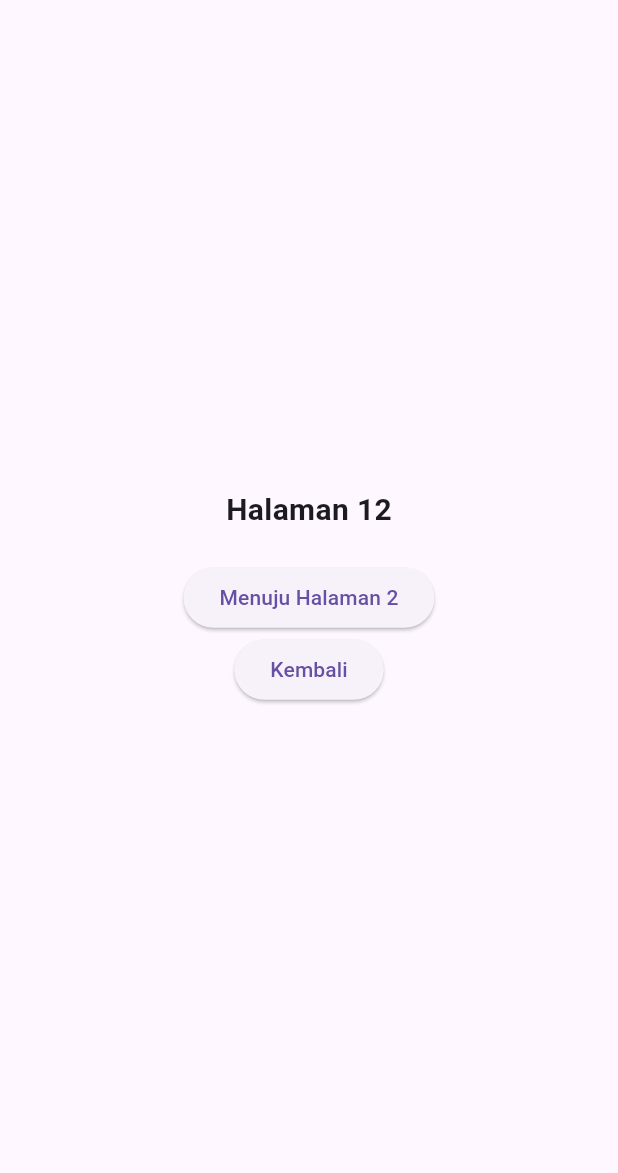
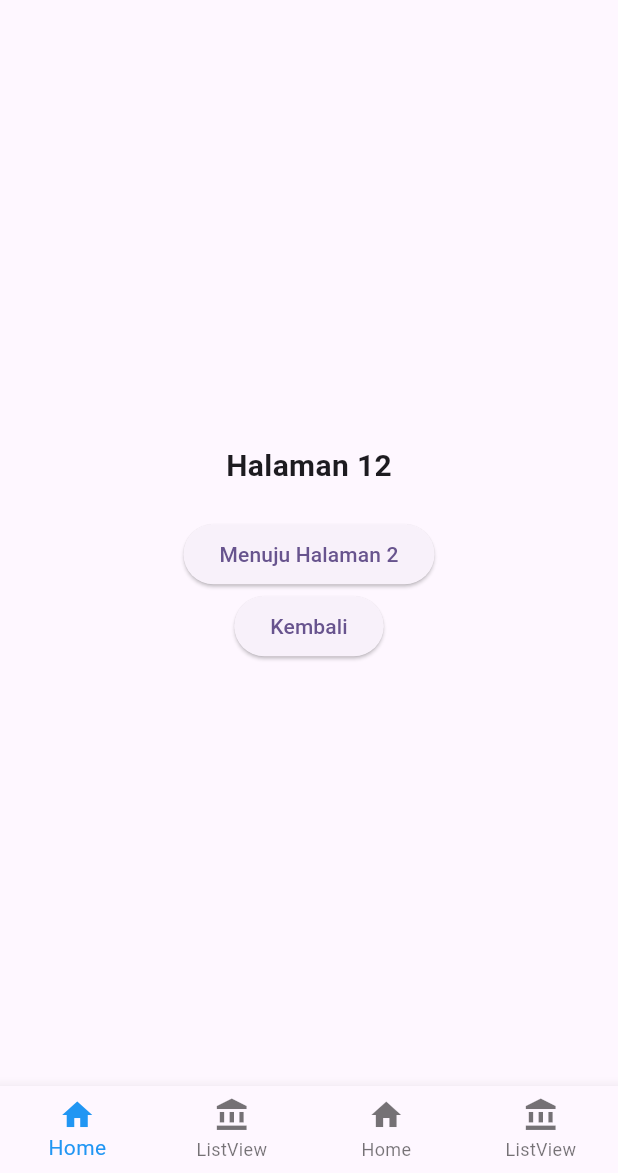
Before and after one commit to achhilmy/superbootcamp_playground, a Flutter app: the screen it shows after launch, after a tap on "Menuju Halaman 2", on a phone screen of 412 x 824 dp, the part 63-1236 px from its top. Run offline on Flutter 3.47's test engine with Material 3 defaults, Android fonts, the phone set to English and light mode, and no system bars; our stand-ins replace bloc, equatable, flutter_bloc, go_router.

Commit message:
second commit

```diff
--- a/lib/logic_provoider/bloc_provider.dart
+++ b/lib/logic_provoider/bloc_provider.dart
@@ -11,7 +11,21 @@
   @override
   Widget build(BuildContext context) {
     return MaterialApp(
-      home: BlocProvider(create: (context) => DrawerBloc(), child: Halaman1pages()),
+      home: MultiBlocProvider(
+        providers: [
+          BlocProvider<DrawerBloc>(
+            create: (_) => DrawerBloc(
+                //BlocProvider.of<AuthenticationCubit>(context),
+                ),
+          ),
+          BlocProvider<BottomNavCubit>(
+            create: (_) => BottomNavCubit(
+                //BlocProvider.of<AuthenticationCubit>(context),
+                ),
+          ),
+        ],
+        child: MainPage(),
+      ),
     );
   }
 }
--- a/lib/main.dart
+++ b/lib/main.dart
@@ -1,9 +1,12 @@
 import 'package:flutter/material.dart';
+import 'package:flutter_bloc/flutter_bloc.dart';
+import 'package:superbootcamp_flutter/logic/bottom_navbar_cubit/bottom_nav_cubit.dart';
+import 'package:superbootcamp_flutter/logic/drawer_bloc/drawer_bloc.dart';
 import 'package:superbootcamp_flutter/logic_provoider/bloc_provider.dart';
 import 'package:superbootcamp_flutter/routes/go_router.dart';
 
 void main() {
-  runApp(const BlocProviderPage());
+  runApp(const MyApp());
 }
 
 class MyApp extends StatelessWidget {
@@ -12,7 +15,20 @@
   // This widget is the root of your application.
   @override
   Widget build(BuildContext context) {
-    return MaterialApp.router(
+    return MultiBlocProvider(
+      providers: [
+        BlocProvider<DrawerBloc>(
+          create: (_) => DrawerBloc(
+              //BlocProvider.of<AuthenticationCubit>(context),
+              ),
+        ),
+        BlocProvider<BottomNavCubit>(
+          create: (_) => BottomNavCubit(
+              //BlocProvider.of<AuthenticationCubit>(context),
+              ),
+        ),
+      ],
+      child: MaterialApp.router(
         title: 'Flutter Demo',
         theme: ThemeData(
           colorScheme: ColorScheme.fromSeed(seedColor: Colors.deepPurple),
@@ -21,6 +37,7 @@
         routerConfig: AppRouter.shared.router,
         debugShowCheckedModeBanner: false,
         // home: RoutesApp(),
+      ),
     );
   }
 }
--- a/lib/routes/go_router.dart
+++ b/lib/routes/go_router.dart
@@ -17,6 +17,11 @@
       path: RouteNames.splashPage,
       name: RouteNames.splashPage,
       builder: (context, state) => SplashPage(),
+    ),
+    GoRoute(
+      path: RouteNames.mainPage,
+      name: RouteNames.mainPage,
+      builder: (context, state) =>  MainPage(),
     ),
     GoRoute(
       path: RouteNames.halaman1,
--- a/lib/routes/named_go_router.dart
+++ b/lib/routes/named_go_router.dart
@@ -5,6 +5,9 @@
   /// halaman 1
   static const String halaman1 = '/halaman-1-page';
 
+  /// halaman 1
+  static const String mainPage = '/halaman-main-page';
+
   /// halaman 2
   static const String halaman2 = '/halaman-2-page';
 
--- a/lib/view/halaman_1.dart
+++ b/lib/view/halaman_1.dart
@@ -14,22 +14,16 @@
         child: Column(
           mainAxisAlignment: MainAxisAlignment.center,
           children: [
-            Text(
+            const Text(
               "Halaman 12",
               style: TextStyle(fontSize: 20, fontWeight: FontWeight.bold),
             ),
-            SizedBox(
+            const SizedBox(
               height: 20,
             ),
             ElevatedButton(
                 onPressed: () {
-                  // Navigator.push(context,
-                  //     MaterialPageRoute(builder: () => const Halaman2pages()));
-                  // Navigator.pushNamed(context, "/second", arguments: 1);
-                  // context.pushNamed('/page2');
-                  // context.goNamed('/page2');
-                  context.pushNamed(RouteNames.halaman2,
-                      extra: {'angka': 1, 'username': 'achmad'});
+                  context.pushNamed(RouteNames.mainPage);
                 },
                 child: Text('Menuju Halaman 2')),
             ElevatedButton(
--- a/lib/view/pages.dart
+++ b/lib/view/pages.dart
@@ -2,13 +2,11 @@
 import 'package:flutter_bloc/flutter_bloc.dart';
 import 'package:go_router/go_router.dart';
 import 'package:superbootcamp_flutter/logic/bottom_navbar_cubit/bottom_nav_cubit.dart';
-import 'package:superbootcamp_flutter/logic/drawer_bloc/drawer_bloc.dart';
 import 'package:superbootcamp_flutter/routes/named_go_router.dart';
 import 'package:superbootcamp_flutter/view/drawer_page.dart';
 
 part 'splash_page.dart';
 part 'list_view_page.dart';
-part 'styling_page.dart';
 part 'halaman_1.dart';
 part 'halaman_2.dart';
 part 'main_page.dart';
```
Also changed, not shown: lib/view/counter_page.dart (deleted, +0 -45 lines), lib/view/list_view_page.dart (+1 -11 lines), lib/view/main_page.dart (+6 -6 lines), lib/view/styling_page.dart (deleted, +0 -17 lines), 1 other file. Lines whose indentation alone changed are shown as unchanged.
